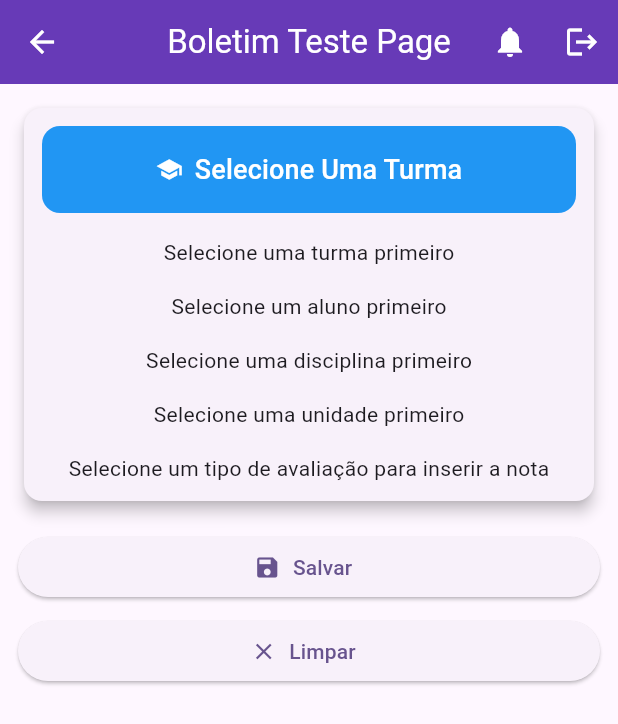
After one commit to ianpage08/portal_do_aluno_flutter, a Flutter app: the BoletimTestePage screen opened by its route, on a phone screen of 412 x 824 dp. The commit adds this screen. Shown: the top 724 px of the screen. Run offline on Flutter 3.47's test engine with Material 3 defaults, Android fonts, the phone set to English and light mode, and no system bars; our stand-ins replace cloud_firestore, firebase_core, printing, table_calendar; missing offline and left inert: bcrypt; accounts and stored records are empty.

Commit message:
feat: adicionar página de boletim com dropdown de alunos e seleção de tipo de prova
Descrição:
Implementada a estrutura inicial da página de Boletim, contendo:

Dropdown para seleção de aluno;

Dropdown para seleção do tipo de prova (P1, P2, etc.);

Campos básicos para inserção de notas;

Layout esqueleto preparado para integração futura com Firestore e lógica de turmas.

Essa versão serve como base para a funcionalidade de gerenciamento e visualização de boletins.

```diff
--- a/portal_do_aluno/lib/admin/data/datasources/cadastrar_diciplina_service.dart
+++ b/portal_do_aluno/lib/admin/data/datasources/cadastrar_diciplina_service.dart
@@ -1,5 +1,5 @@
 import 'package:cloud_firestore/cloud_firestore.dart';
-import 'package:portal_do_aluno/admin/data/models/diciplinas.dart';
+import 'package:portal_do_aluno/admin/data/models/disciplinas/diciplinas.dart';
 
 final FirebaseFirestore _firestore = FirebaseFirestore.instance;
 
@@ -16,4 +16,8 @@ class DisciplinaService {
     final novaDisciplina = disciplina.copyWith(id: docRef.id);
     await docRef.set(novaDisciplina.toJson());
   }
+
+  Future<void> excluirDisciplina(String disciplinaId) async {
+    await _firestore.collection('disciplinas').doc(disciplinaId).delete();
+  }
 }
--- a/portal_do_aluno/lib/admin/data/datasources/matricula_service.dart
+++ b/portal_do_aluno/lib/admin/data/datasources/matricula_service.dart
@@ -43,7 +43,7 @@ class MatriculaService {
     }
   }
 
-  Future excluirMatricula(String matriculaId) async {
+  Future<void> excluirMatricula(String matriculaId) async {
     await matriculasColletion.doc(matriculaId).delete();
   }
 }
--- /dev/null
+++ b/portal_do_aluno/lib/admin/data/models/disciplinas/boletim.dart
@@ -0,0 +1,51 @@
+import 'package:portal_do_aluno/admin/data/models/disciplinas/nota_disciplina.dart';
+
+class Boletim {
+  final String id;
+  final String alunoId;
+  final List<NotaDisciplina> disciplinas;
+  final double mediageral;
+  final String situacao; // aprovado ou reprovado
+
+  Boletim({
+    required this.id,
+    required this.alunoId,
+    required this.disciplinas,
+    required this.mediageral,
+    required this.situacao,
+  });
+
+  Map<String, dynamic> toJson() => {
+    'id': id,
+    'alunoId': alunoId,
+    'disciplinas': disciplinas.map((e) => e.toJson()).toList(),
+    'mediageral': mediageral,
+    'situacao': situacao,
+  };
+
+  factory Boletim.fromJson(Map<String, dynamic> json) => Boletim(
+    id: json['id'] as String? ?? '',
+    alunoId: json['alunoId'] as String? ?? '',
+    disciplinas:
+        (json['disciplinas'] as List<dynamic>?)
+            ?.map((e) => NotaDisciplina.fromJson(e as Map<String, dynamic>))
+            .toList() ??
+        [],
+    mediageral: json['mediageral'] as double? ?? 0.0,
+    situacao: json['situacao'] as String? ?? '',
+  );
+
+  Boletim copyWith({
+    String? id,
+    String? alunoId,
+    List<NotaDisciplina>? disciplinas,
+    double? mediageral,
+    String? situacao,
+  }) => Boletim(
+    id: id ?? this.id,
+    alunoId: alunoId ?? this.alunoId,
+    disciplinas: disciplinas ?? this.disciplinas,
+    mediageral: mediageral ?? this.mediageral,
+    situacao: situacao ?? this.situacao,
+  );
+}
--- a/portal_do_aluno/lib/admin/data/models/diciplinas.dart
+++ b/portal_do_aluno/lib/admin/data/models/disciplinas/diciplinas.dart
@@ -13,7 +13,8 @@ class Disciplina {
     required this.aulaPrevistas,
   });
 
-  Map<String, dynamic> toJson()  =>  {
+  Map<String, dynamic> toJson() => {
+    'id': id,
     'nome': nome,
     'professor': professor,
     'cargaHoraria': cargaHoraria,
--- /dev/null
+++ b/portal_do_aluno/lib/admin/data/models/disciplinas/nota_disciplina.dart
@@ -0,0 +1,84 @@
+class NotaDisciplina {
+  final String id;
+  final String nomeDisciplina;
+  final String disciplinaId;
+
+  NotaDisciplina({
+    required this.id,
+
+    required this.nomeDisciplina,
+    required this.disciplinaId,
+    Map<int, Map<String, double?>>? notas,
+  }) : notas =
+           notas ??
+           {
+             1: {'teste': null, 'prova': null},
+             2: {'teste': null, 'prova': null},
+             3: {'teste': null, 'prova': null},
+             4: {'teste': null, 'prova': null},
+           };
+
+  final Map<int, Map<String, double?>> notas;
+
+  double? calcularmediaUnidade(int unidade) {
+    final unit = notas[unidade];
+    if (unit == null) {
+      return null;
+    }
+    final teste = unit['teste'];
+    final prova = unit['prova'];
+    if (teste != null && prova != null) {
+      return (teste + prova) / 2;
+    }
+    return null;
+  }
+
+  double? calcularMediaFinal() {
+    final medias = List.generate(
+      4,
+      (index) => calcularmediaUnidade(index + 1),
+    ).where((element) => element != null).map((e) => e!).toList();
+    if (medias.isEmpty) {
+      return null;
+    }
+    return medias.reduce((a, b) => a + b) / medias.length;
+  }
+
+  Map<String, dynamic> toJson() => {
+    'id': id,
+    'nomeDisciplina': nomeDisciplina,
+    'disciplinaId': disciplinaId,
+    'notas': notas,
+  };
+
+  factory NotaDisciplina.fromJson(Map<String, dynamic> json) {
+    final Map<int, Map<String, double?>> notasMap = {};
+    (json['notas'] as Map<String, dynamic>? ?? {}).forEach((key, value) {
+      final int unidade = int.parse(key);
+      notasMap[unidade] = Map<String, double?>.from(value);
+    });
+    return NotaDisciplina(
+      id: json['id'] as String? ?? '',
+      nomeDisciplina: json['nomeDisciplina'] as String? ?? '',
+      disciplinaId: json['disciplinaId'] as String? ?? '',
+      notas: notasMap,
+    );
+  }
+  NotaDisciplina atualizarNota(int unidade, String tipo, double nota) {
+    final novasNotas = Map<int, Map<String, double?>>.from(notas);
+    novasNotas[unidade] = {...novasNotas[unidade]!, tipo: nota};
+    return copyWith(notas: novasNotas);
+  }
+
+  NotaDisciplina copyWith({
+    String? id,
+    String? nomeDisciplina,
+    String? disciplinaId,
+    Map<int, Map<String, double?>>? notas,
+  }) => NotaDisciplina(
+    id: id ?? this.id,
+    nomeDisciplina: nomeDisciplina ?? this.nomeDisciplina,
+    disciplinaId: disciplinaId ?? this.disciplinaId,
+    notas: notas ?? this.notas,
+  );
+}
--- a/portal_do_aluno/lib/admin/presentation/pages/admin_dashboard.dart
+++ b/portal_do_aluno/lib/admin/presentation/pages/admin_dashboard.dart
@@ -98,6 +98,9 @@ class AdminDashboard extends StatelessWidget {
                   ),
                   _buildMenuCard(context, Icons.home, 'Gestão Escolar', () {
                     NavigatorService.navigateTo(RouteNames.adminGestaoEscolar);
+                  }),
+                  _buildMenuCard(context, Icons.numbers, 'Boletins', () {
+                    NavigatorService.navigateTo(RouteNames.boletim,);
                   }),
                   _buildMenuCard(
                     context,
--- /dev/null
+++ b/portal_do_aluno/lib/admin/presentation/pages/boletim_page.dart
@@ -0,0 +1,298 @@
+import 'package:flutter/material.dart';
+import 'package:portal_do_aluno/shared/widgets/app_bar.dart';
+
+class BoletimTestePage extends StatefulWidget {
+  const BoletimTestePage({super.key});
+
+  @override
+  State<BoletimTestePage> createState() => _BoletimTestePageState();
+}
+
+class _BoletimTestePageState extends State<BoletimTestePage> {
+  final List<String> turma = ['turma 1', 'turma 2', 'turma 3'];
+  final List<String> unidades = [
+    'unidade 1',
+    'unidade 2',
+    'unidade 3',
+    'unidade 4',
+  ];
+  final List<String> disciplinas = [
+    'disciplina 1',
+    'disciplina 2',
+    'disciplina 3',
+  ];
+  final List<String> tiposDeAvaliacao = [
+    'Teste',
+    'Prova',
+    'Trabalho',
+    'Nota Extra',
+  ];
+
+  String? turmaSelecionada;
+  String? alunoSelecionado;
+  String? disciplinaSelecionada;
+  String? unidadeSelecionada;
+  String? tipoDeNota;
+
+  // Retorna alunos conforme a turma
+  List<String> _selecionarTurma() {
+    switch (turmaSelecionada) {
+      case 'turma 1':
+        return ['aluno 1', 'aluno 2', 'aluno 3'];
+      case 'turma 2':
+        return ['aluno 4', 'aluno 5', 'aluno 6'];
+      case 'turma 3':
+        return ['aluno 7', 'aluno 8', 'aluno 9'];
+      default:
+        return [];
+    }
+  }
+
+  // Mostra campo de nota de acordo com o tipo de avaliação
+  Widget _selecionarTipoNota() {
+    switch (tipoDeNota) {
+      case 'Teste':
+        return nota('Nota Teste', '3.5');
+      case 'Prova':
+        return nota('Nota Prova', '8.8');
+      case 'Trabalho':
+        return nota('Nota Trabalho', '9.0');
+      case 'Nota Extra':
+        return nota('Nota Extra', '10.0');
+      default:
+        return const Text('Selecione um tipo de avaliação');
+    }
+  }
+
+  // Exibe modal de seleção (usado em todos os botões)
+  void _showModalBottom({
+    required List<String> items,
+    required Function(String) onSelected,
+  }) {
+    showModalBottomSheet(
+      context: context,
+      builder: (context) {
+        return ListView(
+          children: items.map((i) {
+            return ListTile(
+              title: Text(i),
+              onTap: () {
+                setState(() {
+                  onSelected(i);
+                  Navigator.pop(context);
+                });
+              },
+            );
+          }).toList(),
+        );
+      },
+    );
+  }
+
+  // Campo de nota
+  Widget nota(String label, String hintText) {
+    return Padding(
+      padding: const EdgeInsets.all(8.0),
+      child: TextFormField(
+        decoration: InputDecoration(
+          hintText: hintText,
+          prefixIcon: const Icon(Icons.note_add),
+          labelText: label,
+          border: OutlineInputBorder(
+            borderRadius: BorderRadius.circular(12),
+          ),
+        ),
+      ),
+    );
+  }
+
+  // Botão que abre modal
+  Widget _buidBottomModal({
+    required List<String> listas,
+    required String? isSelected,
+    required String title,
+    required Icon icon,
+    required Function(String) onSelected,
+  }) {
+    return SizedBox(
+      width: double.infinity,
+      child: TextButton.icon(
+        style: TextButton.styleFrom(
+          backgroundColor: Colors.blue,
+          foregroundColor: Colors.white,
+          padding: const EdgeInsets.symmetric(vertical: 16),
+          shape: RoundedRectangleBorder(
+            borderRadius: BorderRadius.circular(12),
+          ),
+        ),
+        onPressed: () => _showModalBottom(onSelected: onSelected, items: listas),
+        icon: icon,
+        label: Text(isSelected ?? title, style: const TextStyle(fontSize: 18)),
+      ),
+    );
+  }
+
+  @override
+  Widget build(BuildContext context) {
+    return Scaffold(
+      appBar: const CustomAppBar(title: 'Boletim Teste Page'),
+      body: Padding(
+        padding: const EdgeInsets.all(12),
+        child: SingleChildScrollView(
+          child: Column(
+            children: [
+              Card(
+                elevation: 4,
+                child: Padding(
+                  padding: const EdgeInsets.all(12),
+                  child: Column(
+                    children: [
+                      // Selecionar Turma
+                      _buidBottomModal(
+                        icon: const Icon(Icons.school),
+                        isSelected: turmaSelecionada,
+                        title: 'Selecione Uma Turma',
+                        listas: turma,
+                        onSelected: (value) {
+                          setState(() {
+                            turmaSelecionada = value;
+                            alunoSelecionado = null;
+                            disciplinaSelecionada = null;
+                            unidadeSelecionada = null;
+                            tipoDeNota = null;
+                          });
+                        },
+                      ),
+                      const SizedBox(height: 16),
+
+                      // Selecionar Aluno
+                      if (turmaSelecionada != null)
+                        _buidBottomModal(
+                          listas: _selecionarTurma(),
+                          isSelected: alunoSelecionado,
+                          title: 'Selecione um Aluno',
+                          icon: const Icon(Icons.person),
+                          onSelected: (value) {
+                            setState(() {
+                              alunoSelecionado = value;
+                            });
+                          },
+                        )
+                      else
+                        const Text('Selecione uma turma primeiro'),
+                      const SizedBox(height: 16),
+
+                      // Selecionar Disciplina
+                      if (alunoSelecionado != null)
+                        _buidBottomModal(
+                          listas: disciplinas,
+                          isSelected: disciplinaSelecionada,
+                          title: 'Selecione uma Disciplina',
+                          icon: const Icon(Icons.book),
+                          onSelected: (value) {
+                            setState(() {
+                              disciplinaSelecionada = value;
+                            });
+                          },
+                        )
+                      else
+                        const Text('Selecione um aluno primeiro'),
+                      const SizedBox(height: 16),
+
+                      // Selecionar Unidade
+                      if (disciplinaSelecionada != null)
+                        _buidBottomModal(
+                          listas: unidades,
+                          isSelected: unidadeSelecionada,
+                          title: 'Selecione uma Unidade',
+                          icon: const Icon(Icons.note_alt),
+                          onSelected: (value) {
+                            setState(() {
+                              unidadeSelecionada = value;
+                            });
+                          },
+                        )
+                      else
+                        const Text('Selecione uma disciplina primeiro'),
+                      const SizedBox(height: 16),
+
+                      // Selecionar Tipo de Avaliação
+                      if (unidadeSelecionada != null)
+                        _buidBottomModal(
+                          listas: tiposDeAvaliacao,
+                          isSelected: tipoDeNota,
+                          title: 'Selecione um Tipo de Avaliação',
+                          icon: const Icon(Icons.assignment),
+                          onSelected: (value) {
+                            setState(() {
+                              tipoDeNota = value;
+                            });
+                          },
+                        )
+                      else
+                        const Text('Selecione uma unidade primeiro'),
+                      const SizedBox(height: 16),
+
+                      // Campo de Nota
+                      if (tipoDeNota != null)
+                        _selecionarTipoNota()
+                      else
+                        const Text('Selecione um tipo de avaliação para inserir a nota'),
+                    ],
+                  ),
+                ),
+              ),
+              const SizedBox(height: 16),
+
+              // Botões de Ação
+              Row(
+                children: [
+                  Expanded(
+                    child: ElevatedButton.icon(
+                      onPressed: () {
+                        ScaffoldMessenger.of(context).showSnackBar(
+                          const SnackBar(
+                            content: Text('Salvo com sucesso!'),
+                            backgroundColor: Colors.green,
+                          ),
+                        );
+                      },
+                      icon: const Icon(Icons.save),
+                      label: const Text('Salvar'),
+                    ),
+                  ),
+                ],
+              ),
+              const SizedBox(height: 8),
+              Row(
+                children: [
+                  Expanded(
+                    child: ElevatedButton.icon(
+                      onPressed: () {
+                        setState(() {
+                          turmaSelecionada = null;
+                          alunoSelecionado = null;
+                          disciplinaSelecionada = null;
+                          unidadeSelecionada = null;
+                          tipoDeNota = null;
+                        });
+                        ScaffoldMessenger.of(context).showSnackBar(
+                          const SnackBar(
+                            content: Text('Limpo com sucesso!'),
+                            backgroundColor: Color.fromARGB(255, 175, 76, 76),
+                          ),
+                        );
+                      },
+                      icon: const Icon(Icons.clear),
+                      label: const Text('Limpar'),
+                    ),
+                  ),
+                ],
+              ),
+            ],
+          ),
+        ),
+      ),
+    );
+  }
+}
--- a/portal_do_aluno/lib/admin/presentation/pages/cadastrar_disciplina.dart
+++ b/portal_do_aluno/lib/admin/presentation/pages/cadastrar_disciplina.dart
@@ -1,6 +1,6 @@
 import 'package:flutter/material.dart';
 import 'package:portal_do_aluno/admin/data/datasources/cadastrar_diciplina_service.dart';
-import 'package:portal_do_aluno/admin/data/models/diciplinas.dart';
+import 'package:portal_do_aluno/admin/data/models/disciplinas/diciplinas.dart';
 import 'package:portal_do_aluno/shared/widgets/app_bar.dart';
 
 class CadastrarDisciplina extends StatefulWidget {
--- a/portal_do_aluno/lib/navigation/app_route.dart
+++ b/portal_do_aluno/lib/navigation/app_route.dart
@@ -1,6 +1,7 @@
 import 'package:flutter/material.dart';
 
 import 'package:portal_do_aluno/admin/presentation/pages/admin_dashboard.dart';
+import 'package:portal_do_aluno/admin/presentation/pages/boletim_page.dart';
 import 'package:portal_do_aluno/admin/presentation/pages/cadastrar_disciplina.dart';
 import 'package:portal_do_aluno/admin/presentation/pages/cadastro_turma.dart';
 import 'package:portal_do_aluno/admin/presentation/pages/detalhes_do_aluno_test.dart';
@@ -26,8 +27,7 @@ import 'package:portal_do_aluno/teacher/presentation/pages/teacher_dashboard.dar
 Map<String, WidgetBuilder> get routes => {
   RouteNames.login: (context) => const LoginPage(),
   RouteNames.adminMatriculaCadastro: (context) => const MatriculaCadastro(),
-  RouteNames.adminDashboard: (context) => const AdminDashboard(
-  ),
+  RouteNames.adminDashboard: (context) => const AdminDashboard(),
   RouteNames.adminReports: (context) => const LoginPage(),
   RouteNames.adminGestao: (context) => const GestaoDeUsuarios(),
   RouteNames.adminGestaoEscolar: (context) => const GestaAcademica(),
@@ -39,6 +39,7 @@ Map<String, WidgetBuilder> get routes => {
     final argumentos = ModalRoute.of(context)!.settings.arguments as String;
     return DetalhesAluno(alunoId: argumentos);
   },
+  RouteNames.boletim: (context) => const BoletimTestePage(),
   RouteNames.adminRelatoriosGerenciais: (context) =>
       const RelatoriosGerenciais(),
   RouteNames.adminCadastroTurmas: (context) => const CadastroTurma(),
--- a/portal_do_aluno/lib/navigation/route_names.dart
+++ b/portal_do_aluno/lib/navigation/route_names.dart
@@ -51,6 +51,7 @@ class RouteNames {
   static const String adminConfiguracoesDoSistema =
       '/admin_configuracoes_do_sistema';
   static const String adminAjuda = '/admin_ajuda';
+  static const String boletim = '/admin_boletim';
   static const String adminDetalhesAlunos = '/admin_detalhes_alunos';
   static const String adminMatriculaCadastro = '/admin_matricula_cadastro';
 
```
Also changed, not shown: portal_do_aluno/lib/admin/data/datasources/boletim_service.dart (added, +108 -0 lines), portal_do_aluno/lib/admin/presentation/pages/diciplinas_page.dart (+37 -5 lines), portal_do_aluno/lib/admin/presentation/pages/matriculas_page.dart (+0 -20 lines), portal_do_aluno/lib/admin/data/repositories/class_model.dart (added), portal_do_aluno/lib/admin/data/repositories/subject_model.dart (added), portal_do_aluno/lib/admin/data/repositories/teacher_model.dart (added), portal_do_aluno/lib/admin/data/repositories/teacher_repository_impl.dart (added).
